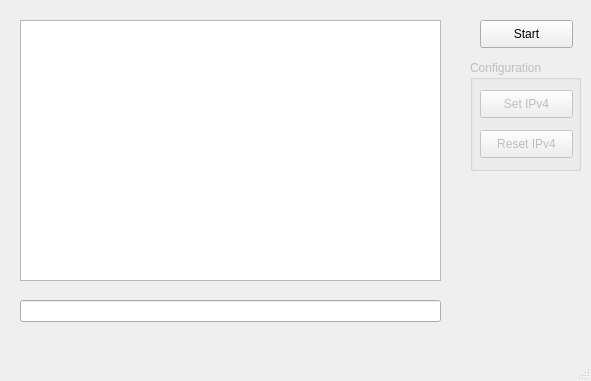
Qt form proj_DS8000/src/DS8000.ui (igwekaluCSM/programDS8000) before a commit.
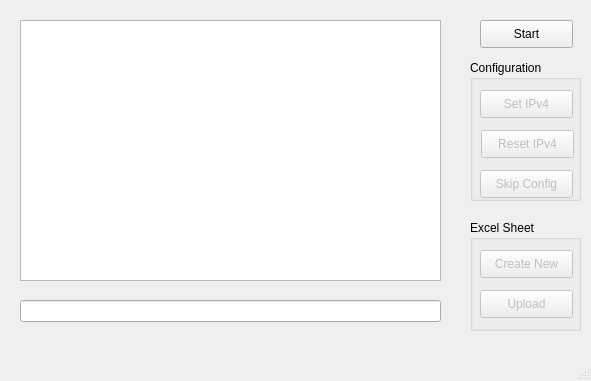
The same form after that commit.

Commit message: working creation of new DS8000 sheet, working browse window, working on file selection window

Patch:
```diff
--- a/proj_DS8000/src/DS8000.ui
+++ b/proj_DS8000/src/DS8000.ui
@@ -11,7 +11,7 @@
    </rect>
   </property>
   <property name="windowTitle">
-   <string>MainWindow</string>
+   <string>DS8000 Programming</string>
   </property>
   <widget class="QWidget" name="centralwidget">
    <widget class="QPushButton" name="startButton">
@@ -29,20 +29,23 @@
    </widget>
    <widget class="QGroupBox" name="configBox">
     <property name="enabled">
-     <bool>false</bool>
+     <bool>true</bool>
     </property>
     <property name="geometry">
      <rect>
       <x>470</x>
       <y>60</y>
       <width>111</width>
-      <height>111</height>
+      <height>141</height>
      </rect>
     </property>
     <property name="title">
      <string>Configuration</string>
     </property>
     <widget class="QPushButton" name="setIPAdaptButton">
+     <property name="enabled">
+      <bool>false</bool>
+     </property>
      <property name="geometry">
       <rect>
        <x>10</x>
@@ -55,10 +58,13 @@
       <string>Set IPv4</string>
      </property>
     </widget>
-    <widget class="QPushButton" name="reseNetAdaptButton">
+    <widget class="QPushButton" name="resetNetAdaptButton">
+     <property name="enabled">
+      <bool>false</bool>
+     </property>
      <property name="geometry">
       <rect>
-       <x>10</x>
+       <x>11</x>
        <y>70</y>
        <width>93</width>
        <height>28</height>
@@ -68,6 +74,22 @@
       <string>Reset IPv4</string>
      </property>
     </widget>
+    <widget class="QPushButton" name="skipNetButton">
+     <property name="enabled">
+      <bool>false</bool>
+     </property>
+     <property name="geometry">
+      <rect>
+       <x>10</x>
+       <y>110</y>
+       <width>93</width>
+       <height>28</height>
+      </rect>
+     </property>
+     <property name="text">
+      <string>Skip Config</string>
+     </property>
+    </widget>
    </widget>
    <widget class="QLineEdit" name="lineEdit">
     <property name="geometry">
@@ -79,7 +101,7 @@
      </rect>
     </property>
    </widget>
-   <widget class="QTextEdit" name="textEdit">
+   <widget class="QTextEdit" name="consoleOutput">
     <property name="geometry">
      <rect>
       <x>20</x>
@@ -89,6 +111,57 @@
      </rect>
     </property>
    </widget>
+   <widget class="QGroupBox" name="excelBox">
+    <property name="enabled">
+     <bool>true</bool>
+    </property>
+    <property name="geometry">
+     <rect>
+      <x>470</x>
+      <y>220</y>
+      <width>111</width>
+      <height>111</height>
+     </rect>
+    </property>
+    <property name="title">
+     <string>Excel Sheet</string>
+    </property>
+    <property name="flat">
+     <bool>false</bool>
+    </property>
+    <widget class="QPushButton" name="newExcelButton">
+     <property name="enabled">
+      <bool>false</bool>
+     </property>
+     <property name="geometry">
+      <rect>
+       <x>10</x>
+       <y>30</y>
+       <width>93</width>
+       <height>28</height>
+      </rect>
+     </property>
+     <property name="text">
+      <string>Create New</string>
+     </property>
+    </widget>
+    <widget class="QPushButton" name="uploadExcelButton">
+     <property name="enabled">
+      <bool>false</bool>
+     </property>
+     <property name="geometry">
+      <rect>
+       <x>10</x>
+       <y>70</y>
+       <width>93</width>
+       <height>28</height>
+      </rect>
+     </property>
+     <property name="text">
+      <string>Upload</string>
+     </property>
+    </widget>
+   </widget>
   </widget>
   <widget class="QMenuBar" name="menubar">
    <property name="geometry">
```
Left out of the diff: 69 changed lines with no effect on the pictures. The commit also changes 10 other files.
